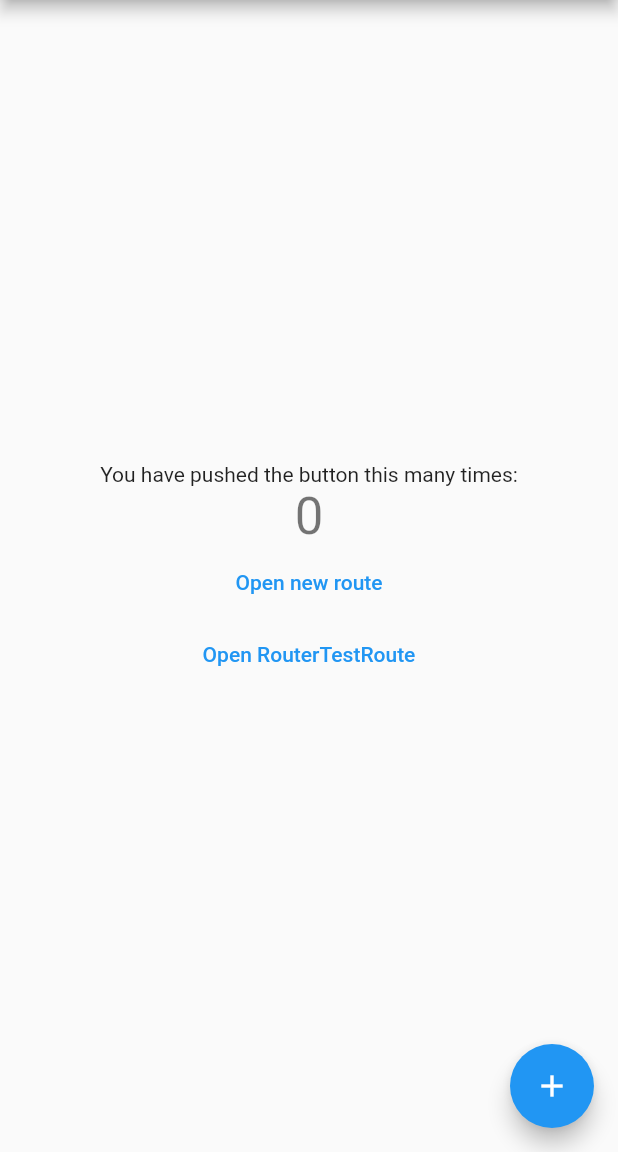
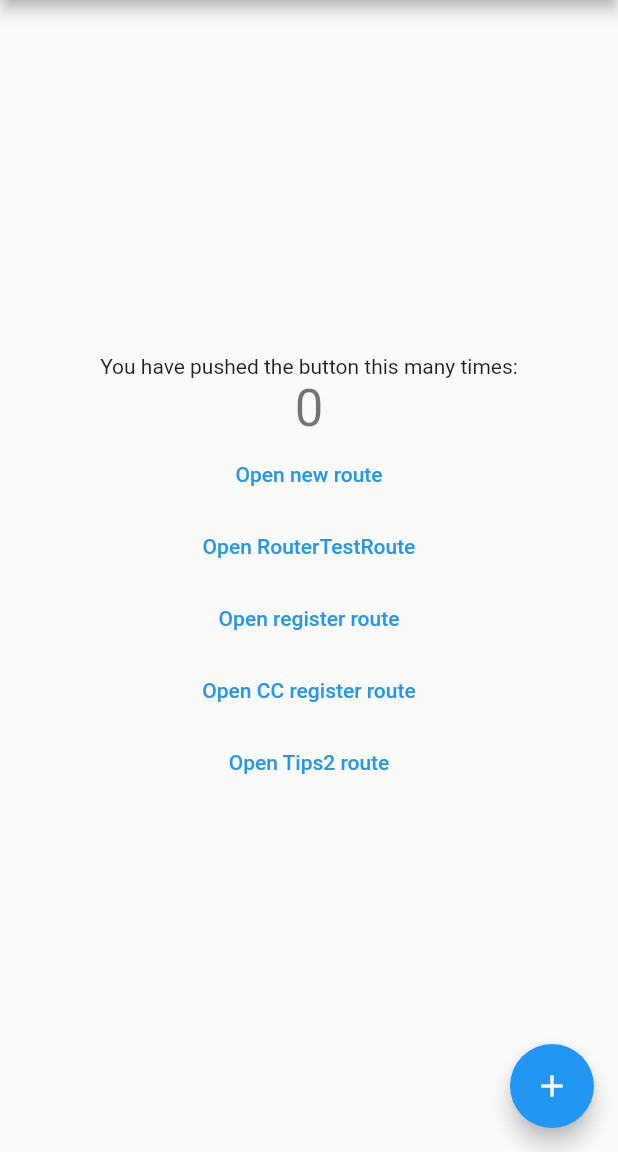
Before and after one commit to ccworld1000/CCFlutterDemo, a Flutter app: the screen it shows after launch, on a phone screen of 412 x 824 dp, the part 84-1236 px from its top. Run offline on Flutter 3.47's test engine with Material 2 defaults, Android fonts, the phone set to English and light mode, and no system bars.

Commit message:
CCAutoTag : routes

```diff
--- a/lib/main.dart
+++ b/lib/main.dart
@@ -10,6 +10,7 @@ class MyApp extends StatelessWidget {
   Widget build(BuildContext context) {
     return MaterialApp(
       title: 'Flutter Demo',
+      initialRoute: "/",
       theme: ThemeData(
         // This is the theme of your application.
         //
@@ -26,7 +27,13 @@ class MyApp extends StatelessWidget {
         // closer together (more dense) than on mobile platforms.
         visualDensity: VisualDensity.adaptivePlatformDensity,
       ),
-      home: MyHomePage(title: 'Flutter Demo Home Page'),
+      routes: {
+        "CC": (context) => CCRoute(),
+        "new_page": (context) => NewRoute(),
+        "/": (context) => MyHomePage(title: 'Flutter Demo Home Page'),
+        "Tips2": (context) => TipRoute(text: ModalRoute.of(context).settings.arguments),
+      },
+      // home: MyHomePage(title: 'Flutter Demo Home Page'),
     );
   }
 }
@@ -57,6 +64,21 @@ class NewRoute extends StatelessWidget {
         ),
         body: Center(
           child: Text("This is new route"),
+        ),
+    );
+  }
+}
+
+class CCRoute extends StatelessWidget {
+  Widget build(BuildContext context) {
+    var args = ModalRoute.of(context).settings.arguments;
+    return Scaffold(
+      appBar: AppBar(
+        title: Text("CC route")
+        ),
+        body: Center(
+          // child: Text("This is new route"),
+          child: Text(args),
         ),
     );
   }
@@ -180,7 +202,7 @@ class _MyHomePageState extends State<MyHomePage> {
               }
             ),
 
-                        FlatButton(
+            FlatButton(
               child: Text("Open RouterTestRoute"),
               textColor: Colors.blue,
               onPressed: () {
@@ -190,7 +212,38 @@ class _MyHomePageState extends State<MyHomePage> {
                   })
                 );
               }
-            )
+            ),
+
+            FlatButton(
+              child: Text("Open register route"),
+              textColor: Colors.blue,
+              onPressed: () {
+                Navigator.pushNamed(context, "new_page");
+                // Navigator.push (context,
+                //   MaterialPageRoute(builder: (context) {
+                //     return RouterTestRoute();
+                //   })
+                // );
+              }
+            ),
+
+            FlatButton(
+              child: Text("Open CC register route"),
+              textColor: Colors.blue,
+              onPressed: () {
+                Navigator.of(context).pushNamed("CC", arguments: "Hi CC!");
+              }
+            ),
+
+            FlatButton(
+              child: Text("Open Tips2 route"),
+              textColor: Colors.blue,
+              onPressed: () {
+                // Navigator.of(context).pushNamed("CC", arguments: "Hi CC!");
+                Navigator.of(context).pushNamed("Tips2", arguments: "Hi Tips2 CC!");
+              }
+            ),
+
           ],
         ),
       ),
```
